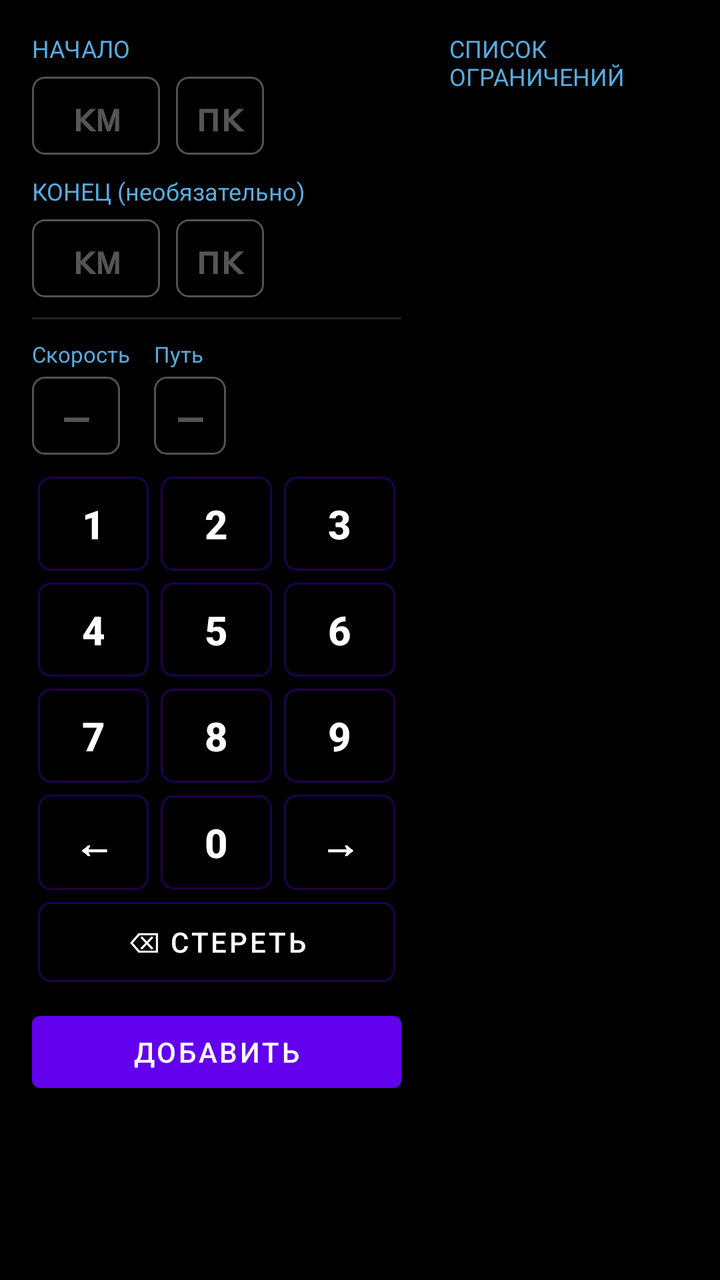
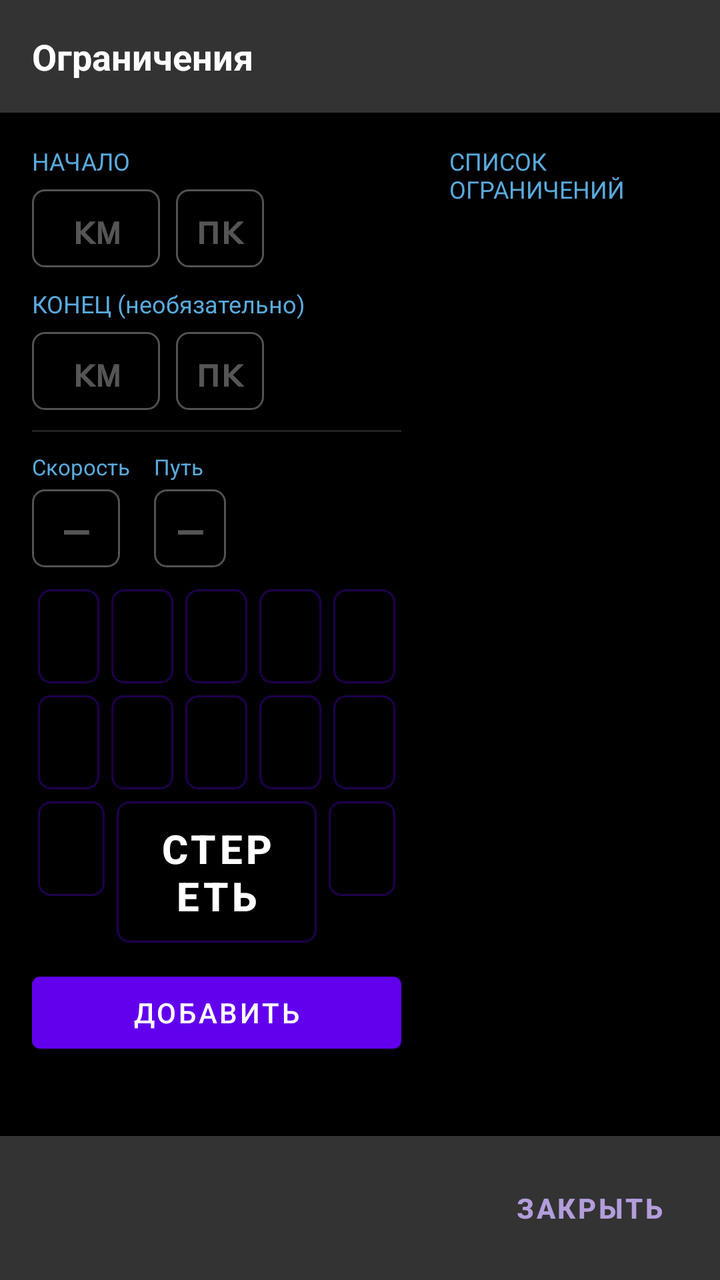

Compare the two renders of this Android layout. The source of the first and the diff that turns it into the second are given below.
<!-- AndroidManifest.xml: application theme Theme.TrainDriverApp -->
<!-- res/layout/dialog_restrictions.xml -->
<?xml version="1.0" encoding="utf-8"?>
<LinearLayout xmlns:android="http://schemas.android.com/apk/res/android"
    android:layout_width="match_parent"
    android:layout_height="wrap_content"
    android:orientation="horizontal"
    android:background="#000000"
    android:padding="16dp">

    
    <ScrollView
        android:layout_width="0dp"
        android:layout_height="wrap_content"
        android:layout_weight="3">

        <LinearLayout
            android:layout_width="match_parent"
            android:layout_height="wrap_content"
            android:orientation="vertical"
            android:paddingEnd="12dp">

            <TextView
                android:layout_width="wrap_content"
                android:layout_height="wrap_content"
                android:text="НАЧАЛО"
                android:textColor="#5AAADC"
                android:textSize="12sp"
                android:layout_marginBottom="6dp" />

            <LinearLayout
                android:layout_width="wrap_content"
                android:layout_height="wrap_content"
                android:orientation="horizontal">

                <EditText
                    android:id="@+id/restrictionStartKmInput"
                    style="@style/RestrictionDigitBox"
                    android:layout_width="64dp"
                    android:hint="км"
                    android:inputType="number"
                    android:maxLength="4" />

                <EditText
                    android:id="@+id/restrictionStartPkInput"
                    style="@style/RestrictionDigitBox"
                    android:layout_width="44dp"
                    android:layout_marginStart="8dp"
                    android:hint="пк"
                    android:inputType="number"
                    android:maxLength="2" />

            </LinearLayout>

            <TextView
                android:layout_width="wrap_content"
                android:layout_height="wrap_content"
                android:layout_marginTop="10dp"
                android:text="КОНЕЦ (необязательно)"
                android:textColor="#5AAADC"
                android:textSize="12sp"
                android:layout_marginBottom="6dp" />

            <LinearLayout
                android:layout_width="wrap_content"
                android:layout_height="wrap_content"
                android:orientation="horizontal">

                <EditText
                    android:id="@+id/restrictionEndKmInput"
                    style="@style/RestrictionDigitBox"
                    android:layout_width="64dp"
                    android:hint="км"
                    android:inputType="number"
                    android:maxLength="4" />

                <EditText
                    android:id="@+id/restrictionEndPkInput"
                    style="@style/RestrictionDigitBox"
                    android:layout_width="44dp"
                    android:layout_marginStart="8dp"
                    android:hint="пк"
                    android:inputType="number"
                    android:maxLength="2" />

            </LinearLayout>

            <View
                android:layout_width="match_parent"
                android:layout_height="1dp"
                android:layout_marginTop="10dp"
                android:layout_marginBottom="10dp"
                android:background="#222222" />

            <LinearLayout
                android:layout_width="wrap_content"
                android:layout_height="wrap_content"
                android:orientation="horizontal">

                
                <LinearLayout
                    android:layout_width="wrap_content"
                    android:layout_height="wrap_content"
                    android:orientation="vertical">

                    <TextView
                        android:layout_width="wrap_content"
                        android:layout_height="wrap_content"
                        android:text="Скорость"
                        android:textColor="#5AAADC"
                        android:textSize="11sp"
                        android:layout_marginBottom="4dp" />

                    <EditText
                        android:id="@+id/restrictionSpeedInput"
                        style="@style/RestrictionDigitBox"
                        android:layout_width="44dp"
                        android:hint="—"
                        android:inputType="number"
                        android:maxLength="2" />

                </LinearLayout>

                
                <LinearLayout
                    android:layout_width="wrap_content"
                    android:layout_height="wrap_content"
                    android:layout_marginStart="12dp"
                    android:orientation="vertical">

                    <TextView
                        android:layout_width="wrap_content"
                        android:layout_height="wrap_content"
                        android:text="Путь"
                        android:textColor="#5AAADC"
                        android:textSize="11sp"
                        android:layout_marginBottom="4dp" />

                    <EditText
                        android:id="@+id/restrictionPathInput"
                        style="@style/RestrictionDigitBox"
                        android:layout_width="36dp"
                        android:hint="—"
                        android:inputType="number"
                        android:maxLength="1" />

                </LinearLayout>

            </LinearLayout>

            
            <LinearLayout
                android:layout_width="match_parent"
                android:layout_height="wrap_content"
                android:layout_marginTop="8dp"
                android:orientation="vertical">

                <LinearLayout
                    android:layout_width="match_parent"
                    android:layout_height="wrap_content"
                    android:orientation="horizontal">
                    <Button android:id="@+id/restrictionKey1" style="@style/RestrictionKeypadButton" android:text="1" />
                    <Button android:id="@+id/restrictionKey2" style="@style/RestrictionKeypadButton" android:text="2" />
                    <Button android:id="@+id/restrictionKey3" style="@style/RestrictionKeypadButton" android:text="3" />
                </LinearLayout>

                <LinearLayout
                    android:layout_width="match_parent"
                    android:layout_height="wrap_content"
                    android:orientation="horizontal">
                    <Button android:id="@+id/restrictionKey4" style="@style/RestrictionKeypadButton" android:text="4" />
                    <Button android:id="@+id/restrictionKey5" style="@style/RestrictionKeypadButton" android:text="5" />
                    <Button android:id="@+id/restrictionKey6" style="@style/RestrictionKeypadButton" android:text="6" />
                </LinearLayout>

                <LinearLayout
                    android:layout_width="match_parent"
                    android:layout_height="wrap_content"
                    android:orientation="horizontal">
                    <Button android:id="@+id/restrictionKey7" style="@style/RestrictionKeypadButton" android:text="7" />
                    <Button android:id="@+id/restrictionKey8" style="@style/RestrictionKeypadButton" android:text="8" />
                    <Button android:id="@+id/restrictionKey9" style="@style/RestrictionKeypadButton" android:text="9" />
                </LinearLayout>

                <LinearLayout
                    android:layout_width="match_parent"
                    android:layout_height="wrap_content"
                    android:orientation="horizontal">
                    <Button android:id="@+id/restrictionKeyPrev" style="@style/RestrictionKeypadButton" android:text="←" />
                    <Button android:id="@+id/restrictionKey0" style="@style/RestrictionKeypadButton" android:text="0" />
                    <Button android:id="@+id/restrictionKeyNext" style="@style/RestrictionKeypadButton" android:text="→" />
                </LinearLayout>

                <Button
                    android:id="@+id/restrictionBackspaceButton"
                    android:layout_width="match_parent"
                    android:layout_height="wrap_content"
                    android:layout_margin="3dp"
                    android:minHeight="40dp"
                    android:background="@drawable/bg_header_toggle"
                    android:textColor="#FFFFFF"
                    android:text="⌫ Стереть" />

            </LinearLayout>

            <TextView
                android:id="@+id/restrictionErrorText"
                android:layout_width="match_parent"
                android:layout_height="wrap_content"
                android:layout_marginTop="6dp"
                android:textColor="#E05A5A"
                android:visibility="gone" />

            <Button
                android:id="@+id/restrictionAddButton"
                android:layout_width="match_parent"
                android:layout_height="wrap_content"
                android:layout_marginTop="8dp"
                android:text="Добавить" />

        </LinearLayout>

    </ScrollView>

    
    <LinearLayout
        android:layout_width="0dp"
        android:layout_height="wrap_content"
        android:layout_weight="2"
        android:orientation="vertical"
        android:paddingStart="12dp">

        <TextView
            android:layout_width="wrap_content"
            android:layout_height="wrap_content"
            android:text="СПИСОК ОГРАНИЧЕНИЙ"
            android:textColor="#5AAADC"
            android:textSize="12sp"
            android:layout_marginBottom="6dp" />

        <ScrollView
            android:layout_width="match_parent"
            android:layout_height="wrap_content">

            <LinearLayout
                android:id="@+id/restrictionRowsContainer"
                android:layout_width="match_parent"
                android:layout_height="wrap_content"
                android:orientation="vertical" />

        </ScrollView>

    </LinearLayout>

</LinearLayout>
<!-- resources referenced by this layout -->
<resources>
  <!-- drawable bg_header_toggle (drawable) -->
  <?xml version="1.0" encoding="utf-8"?>
  <shape xmlns:android="http://schemas.android.com/apk/res/android" android:shape="rectangle">
      <corners android:radius="6dp" />
      <stroke android:width="1dp" android:color="#52FFFFFF" />
      <solid android:color="@android:color/transparent" />
  </shape>
  <style name="RestrictionDigitBox">
          <item name="android:layout_height">wrap_content</item>
          <item name="android:gravity">center</item>
          <item name="android:fontFamily">monospace</item>
          <item name="android:textStyle">bold</item>
          <item name="android:textSize">20sp</item>
          <item name="android:background">@drawable/bg_header_toggle</item>
          <item name="android:paddingTop">6dp</item>
          <item name="android:paddingBottom">6dp</item>
          <item name="android:textColor">#FFFFFF</item>
          <item name="android:textColorHint">#555555</item>
      </style>
  <style name="RestrictionKeypadButton">
          <item name="android:layout_width">0dp</item>
          <item name="android:layout_height">wrap_content</item>
          <item name="android:layout_weight">1</item>
          <item name="android:layout_margin">3dp</item>
          <item name="android:minHeight">46dp</item>
          <item name="android:background">@drawable/bg_header_toggle</item>
          <item name="android:textColor">#FFFFFF</item>
          <item name="android:textStyle">bold</item>
          <item name="android:textSize">20sp</item>
      </style>
  <style name="Theme.TrainDriverApp" parent="Theme.MaterialComponents.DayNight.NoActionBar" />
</resources>

<!-- the commit's change to res/layout/dialog_restrictions.xml (unified diff, before → after) -->
@@ -1,15 +1,32 @@
 <?xml version="1.0" encoding="utf-8"?>
 <LinearLayout xmlns:android="http://schemas.android.com/apk/res/android"
     android:layout_width="match_parent"
-    android:layout_height="wrap_content"
-    android:orientation="horizontal"
-    android:background="#000000"
-    android:padding="16dp">
+    android:layout_height="match_parent"
+    android:orientation="vertical"
+    android:background="#000000">
+
+    <TextView
+        android:layout_width="match_parent"
+        android:layout_height="wrap_content"
+        android:background="#333333"
+        android:padding="16dp"
+        android:text="Ограничения"
+        android:textColor="#FFFFFF"
+        android:textSize="18sp"
+        android:textStyle="bold" />
+
+    
+    <LinearLayout
+        android:layout_width="match_parent"
+        android:layout_height="0dp"
+        android:layout_weight="1"
+        android:orientation="horizontal"
+        android:padding="16dp">
 
     
     <ScrollView
         android:layout_width="0dp"
-        android:layout_height="wrap_content"
+        android:layout_height="match_parent"
         android:layout_weight="3">
 
         <LinearLayout
@@ -160,24 +177,19 @@
                     <Button android:id="@+id/restrictionKey1" style="@style/RestrictionKeypadButton" android:text="1" />
                     <Button android:id="@+id/restrictionKey2" style="@style/RestrictionKeypadButton" android:text="2" />
                     <Button android:id="@+id/restrictionKey3" style="@style/RestrictionKeypadButton" android:text="3" />
-                </LinearLayout>
-
-                <LinearLayout
-                    android:layout_width="match_parent"
-                    android:layout_height="wrap_content"
-                    android:orientation="horizontal">
                     <Button android:id="@+id/restrictionKey4" style="@style/RestrictionKeypadButton" android:text="4" />
                     <Button android:id="@+id/restrictionKey5" style="@style/RestrictionKeypadButton" android:text="5" />
+                </LinearLayout>
+
+                <LinearLayout
+                    android:layout_width="match_parent"
+                    android:layout_height="wrap_content"
+                    android:orientation="horizontal">
                     <Button android:id="@+id/restrictionKey6" style="@style/RestrictionKeypadButton" android:text="6" />
-                </LinearLayout>
-
-                <LinearLayout
-                    android:layout_width="match_parent"
-                    android:layout_height="wrap_content"
-                    android:orientation="horizontal">
                     <Button android:id="@+id/restrictionKey7" style="@style/RestrictionKeypadButton" android:text="7" />
                     <Button android:id="@+id/restrictionKey8" style="@style/RestrictionKeypadButton" android:text="8" />
                     <Button android:id="@+id/restrictionKey9" style="@style/RestrictionKeypadButton" android:text="9" />
+                    <Button android:id="@+id/restrictionKey0" style="@style/RestrictionKeypadButton" android:text="0" />
                 </LinearLayout>
 
                 <LinearLayout
@@ -185,19 +197,13 @@
                     android:layout_height="wrap_content"
                     android:orientation="horizontal">
                     <Button android:id="@+id/restrictionKeyPrev" style="@style/RestrictionKeypadButton" android:text="←" />
-                    <Button android:id="@+id/restrictionKey0" style="@style/RestrictionKeypadButton" android:text="0" />
+                    <Button
+                        android:id="@+id/restrictionBackspaceButton"
+                        style="@style/RestrictionKeypadButton"
+                        android:layout_weight="3"
+                        android:text="Стереть" />
                     <Button android:id="@+id/restrictionKeyNext" style="@style/RestrictionKeypadButton" android:text="→" />
                 </LinearLayout>
-
-                <Button
-                    android:id="@+id/restrictionBackspaceButton"
-                    android:layout_width="match_parent"
-                    android:layout_height="wrap_content"
-                    android:layout_margin="3dp"
-                    android:minHeight="40dp"
-                    android:background="@drawable/bg_header_toggle"
-                    android:textColor="#FFFFFF"
-                    android:text="⌫ Стереть" />
 
             </LinearLayout>
 
@@ -223,7 +229,7 @@
     
     <LinearLayout
         android:layout_width="0dp"
-        android:layout_height="wrap_content"
+        android:layout_height="match_parent"
         android:layout_weight="2"
         android:orientation="vertical"
         android:paddingStart="12dp">
@@ -238,7 +244,8 @@
 
         <ScrollView
             android:layout_width="match_parent"
-            android:layout_height="wrap_content">
+            android:layout_height="0dp"
+            android:layout_weight="1">
 
             <LinearLayout
                 android:id="@+id/restrictionRowsContainer"
@@ -250,4 +257,24 @@
 
     </LinearLayout>
 
+    </LinearLayout>
+
+    <LinearLayout
+        android:layout_width="match_parent"
+        android:layout_height="wrap_content"
+        android:background="#333333"
+        android:gravity="end"
+        android:padding="12dp">
+
+        <Button
+            android:id="@+id/restrictionCloseButton"
+            android:layout_width="wrap_content"
+            android:layout_height="wrap_content"
+            android:background="@android:color/transparent"
+            android:textColor="#B39DDB"
+            android:textStyle="bold"
+            android:text="ЗАКРЫТЬ" />
+
+    </LinearLayout>
+
 </LinearLayout>
